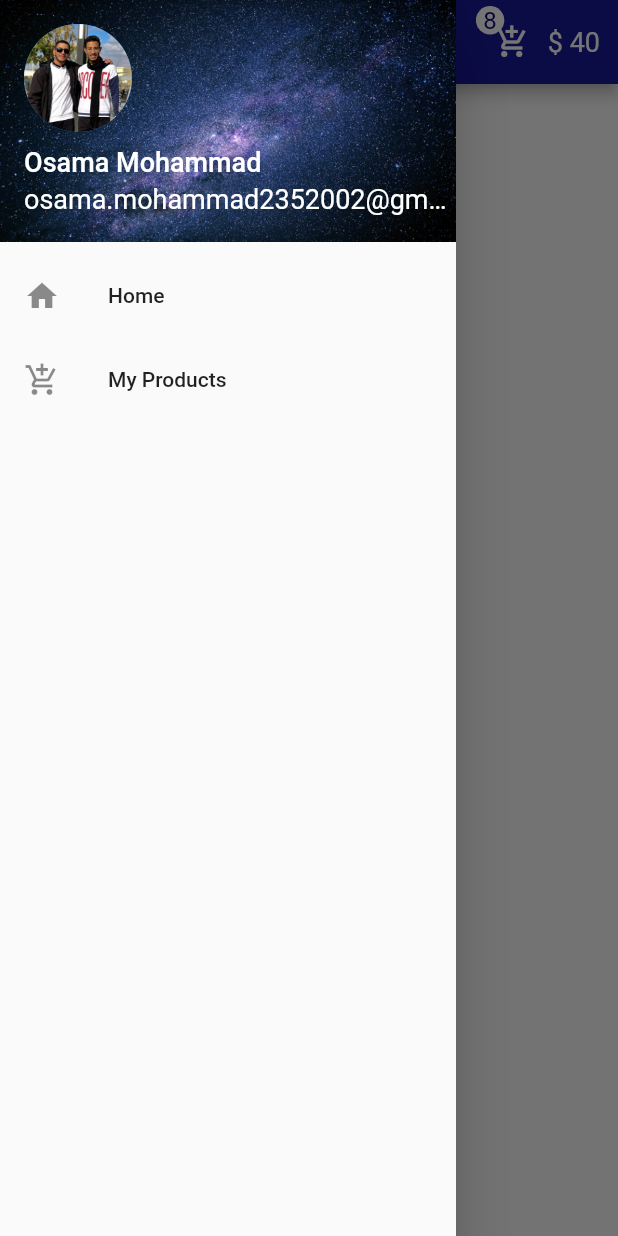
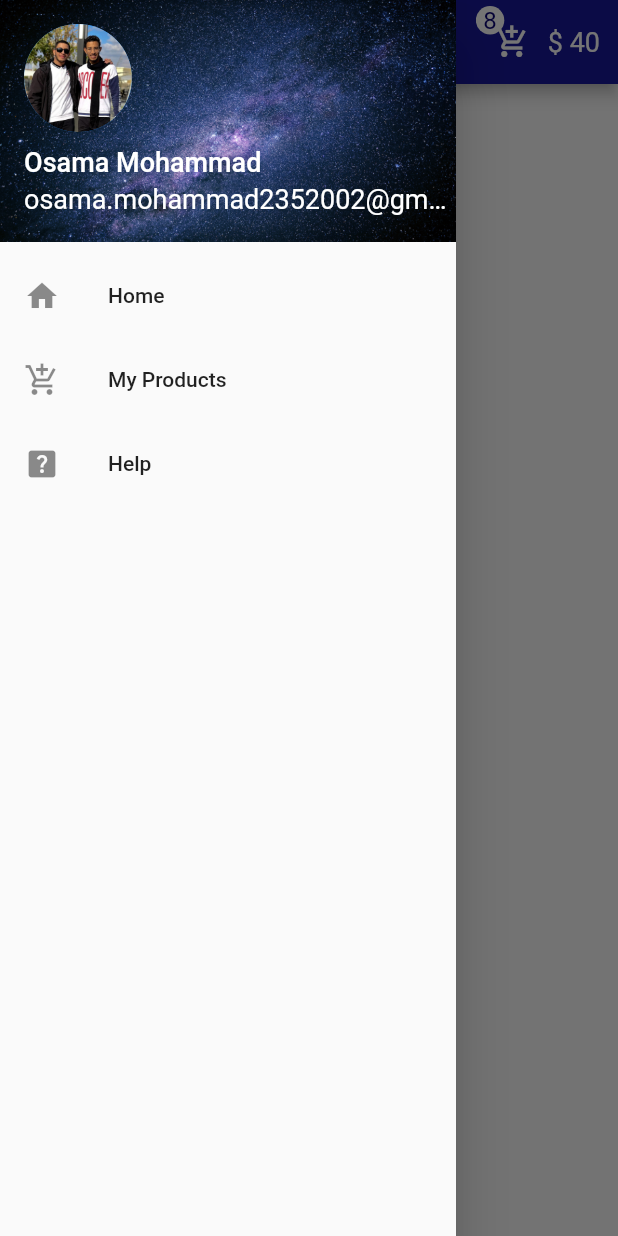
Before and after one commit to OsamaMohammadAbdalaziz/Shoes_Store_app, a Flutter app: the screen it shows after launch, with the side drawer open, on a phone screen of 412 x 824 dp. Run offline on Flutter 3.47's test engine with Material 2 defaults, Android fonts, the phone set to English and light mode, and no system bars.

Commit message:
ListTile(Help)

```diff
--- a/lib/Pages/Home.dart
+++ b/lib/Pages/Home.dart
@@ -42,6 +42,11 @@ class Home extends StatelessWidget {
               ListTile(
                 title: Text("My Products"),
                 leading: Icon(Icons.add_shopping_cart),
+                onTap: () {},
+              ),
+              ListTile(
+                title: Text("Help"),
+                leading: Icon(Icons.help_center),
                 onTap: () {},
               ),
             ],
```
